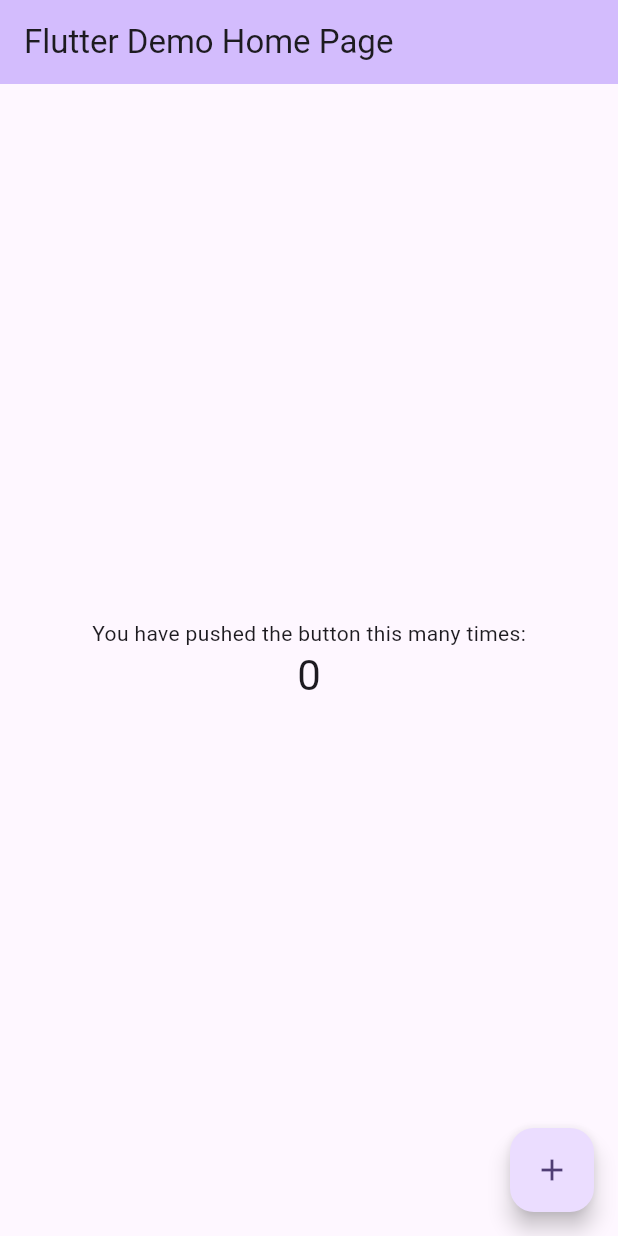
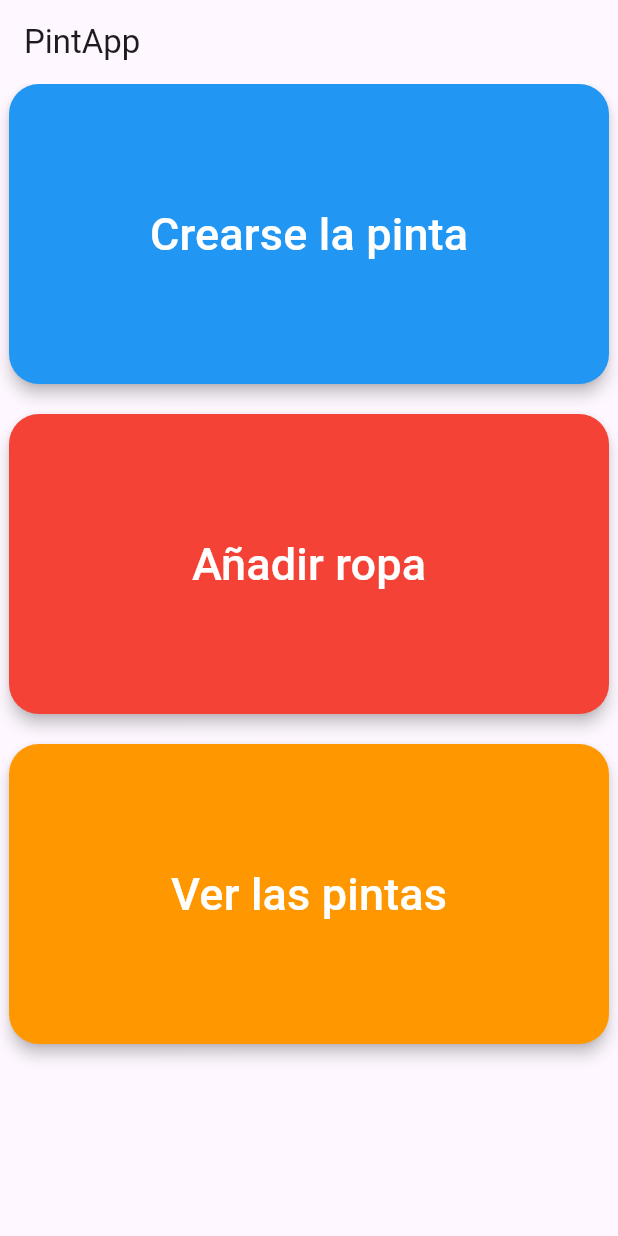
Before and after one commit to crisywini/pintapp, a Flutter app: the screen it shows after launch, on a phone screen of 412 x 824 dp. Run offline on Flutter 3.47's test engine with Material 3 defaults, Android fonts, the phone set to English and light mode, and no system bars; Roboto replaces fonts that are missing (Bebas Neue).

Commit message:
Add menu screen

```diff
--- a/lib/main.dart
+++ b/lib/main.dart
@@ -1,122 +1,20 @@
 import 'package:flutter/material.dart';
+import 'package:pintapp/presentation/screens/menu_screen.dart';
 
-void main() {
-  runApp(const MyApp());
-}
+void main() => runApp(App());
 
-class MyApp extends StatelessWidget {
-  const MyApp({super.key});
+class App extends StatelessWidget {
+  const App({super.key});
 
-  // This widget is the root of your application.
   @override
   Widget build(BuildContext context) {
     return MaterialApp(
-      title: 'Flutter Demo',
-      theme: ThemeData(
-        // This is the theme of your application.
-        //
-        // TRY THIS: Try running your application with "flutter run". You'll see
-        // the application has a purple toolbar. Then, without quitting the app,
-        // try changing the seedColor in the colorScheme below to Colors.green
-        // and then invoke "hot reload" (save your changes or press the "hot
-        // reload" button in a Flutter-supported IDE, or press "r" if you used
-        // the command line to start the app).
-        //
-        // Notice that the counter didn't reset back to zero; the application
-        // state is not lost during the reload. To reset the state, use hot
-        // restart instead.
-        //
-        // This works for code too, not just values: Most code changes can be
-        // tested with just a hot reload.
-        colorScheme: ColorScheme.fromSeed(seedColor: Colors.deepPurple),
+      debugShowCheckedModeBanner: false,
+      title: 'PintApp',
+      home: Scaffold(
+        appBar: AppBar(title: const Text("PintApp")),
+        body: const Center(child: MenuScreen()),
       ),
-      home: const MyHomePage(title: 'Flutter Demo Home Page'),
     );
   }
 }
-
-class MyHomePage extends StatefulWidget {
-  const MyHomePage({super.key, required this.title});
-
-  // This widget is the home page of your application. It is stateful, meaning
-  // that it has a State object (defined below) that contains fields that affect
-  // how it looks.
-
-  // This class is the configuration for the state. It holds the values (in this
-  // case the title) provided by the parent (in this case the App widget) and
-  // used by the build method of the State. Fields in a Widget subclass are
-  // always marked "final".
-
-  final String title;
-
-  @override
-  State<MyHomePage> createState() => _MyHomePageState();
-}
-
-class _MyHomePageState extends State<MyHomePage> {
-  int _counter = 0;
-
-  void _incrementCounter() {
-    setState(() {
-      // This call to setState tells the Flutter framework that something has
-      // changed in this State, which causes it to rerun the build method below
-      // so that the display can reflect the updated values. If we changed
-      // _counter without calling setState(), then the build method would not be
-      // called again, and so nothing would appear to happen.
-      _counter++;
-    });
-  }
-
-  @override
-  Widget build(BuildContext context) {
-    // This method is rerun every time setState is called, for instance as done
-    // by the _incrementCounter method above.
-    //
-    // The Flutter framework has been optimized to make rerunning build methods
-    // fast, so that you can just rebuild anything that needs updating rather
-    // than having to individually change instances of widgets.
-    return Scaffold(
-      appBar: AppBar(
-        // TRY THIS: Try changing the color here to a specific color (to
-        // Colors.amber, perhaps?) and trigger a hot reload to see the AppBar
-        // change color while the other colors stay the same.
-        backgroundColor: Theme.of(context).colorScheme.inversePrimary,
-        // Here we take the value from the MyHomePage object that was created by
-        // the App.build method, and use it to set our appbar title.
-        title: Text(widget.title),
-      ),
-      body: Center(
-        // Center is a layout widget. It takes a single child and positions it
-        // in the middle of the parent.
-        child: Column(
-          // Column is also a layout widget. It takes a list of children and
-          // arranges them vertically. By default, it sizes itself to fit its
-          // children horizontally, and tries to be as tall as its parent.
-          //
-          // Column has various properties to control how it sizes itself and
-          // how it positions its children. Here we use mainAxisAlignment to
-          // center the children vertically; the main axis here is the vertical
-          // axis because Columns are vertical (the cross axis would be
-          // horizontal).
-          //
-          // TRY THIS: Invoke "debug painting" (choose the "Toggle Debug Paint"
-          // action in the IDE, or press "p" in the console), to see the
-          // wireframe for each widget.
-          mainAxisAlignment: MainAxisAlignment.center,
-          children: <Widget>[
-            const Text('You have pushed the button this many times:'),
-            Text(
-              '$_counter',
-              style: Theme.of(context).textTheme.headlineMedium,
-            ),
-          ],
-        ),
-      ),
-      floatingActionButton: FloatingActionButton(
-        onPressed: _incrementCounter,
-        tooltip: 'Increment',
-        child: const Icon(Icons.add),
-      ), // This trailing comma makes auto-formatting nicer for build methods.
-    );
-  }
-}
--- /dev/null
+++ b/lib/presentation/screens/menu_screen.dart
@@ -0,0 +1,77 @@
+import 'package:flutter/material.dart';
+
+class MenuScreen extends StatelessWidget {
+  const MenuScreen({super.key});
+
+  @override
+  Widget build(BuildContext context) {
+    final createOutfitDetector = _CustomGestureDetector(
+      imageUrl: "",
+      valueName: 'Crearse la pinta',
+      onPressed: () => print('Crearse la pinta'),
+      color: Colors.blue,
+    );
+    final addItemsDetector = _CustomGestureDetector(
+      imageUrl: "",
+      valueName: 'Añadir ropa',
+      onPressed: () => print('Añadir ropa'),
+      color: Colors.red,
+    );
+    final seeOutfits = _CustomGestureDetector(
+      imageUrl: "",
+      valueName: 'Ver las pintas',
+      onPressed: () => print('Ver las pintas'),
+      color: Colors.orange,
+    );
+
+    return Column(
+      children: [
+        createOutfitDetector,
+        SizedBox(height: 20),
+        addItemsDetector,
+        SizedBox(height: 20),
+
+        seeOutfits,
+      ],
+    );
+  }
+}
+
+class _CustomGestureDetector extends StatelessWidget {
+  final String imageUrl;
+
+  final String valueName;
+
+  final VoidCallback onPressed;
+
+  final Color color;
+
+  const _CustomGestureDetector({
+    super.key,
+    required this.imageUrl,
+    required this.valueName,
+    required this.onPressed,
+    required this.color,
+  });
+
+  @override
+  Widget build(BuildContext context) {
+    return ElevatedButton(
+      onPressed: onPressed,
+      style: ElevatedButton.styleFrom(
+        backgroundColor: color,
+        shape: RoundedRectangleBorder(borderRadius: BorderRadius.circular(20)),
+        minimumSize: Size(400, 200),
+        elevation: 4,
+      ),
+      child: Text(
+        valueName,
+        style: TextStyle(
+          color: Colors.white,
+          fontFamily: "Bebas Neue",
+          fontSize: 30.0,
+        ),
+      ),
+    );
+  }
+}
```
Also changed, not shown: resources/images/add-items.jpg (added), resources/images/closet.jpg (added), resources/images/see-all.jpg (added).
